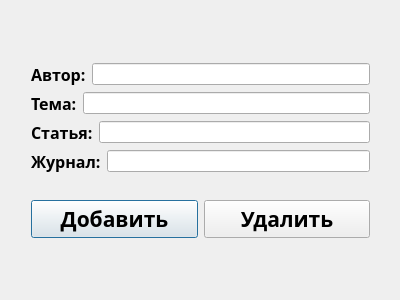
Old version of the form lab1/redact.ui in the repository zmilens/Zagashtokova_181-351_2.
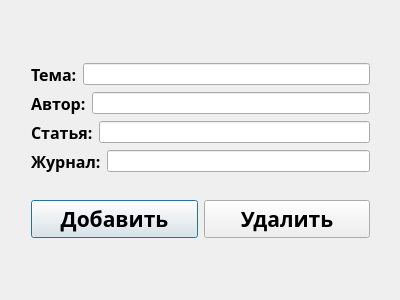
New version of the form.

Diff of the .ui file:
```diff
--- a/lab1/redact.ui
+++ b/lab1/redact.ui
@@ -13,7 +13,7 @@
   <property name="windowTitle">
    <string>redact</string>
   </property>
-  <widget class="QWidget" name="">
+  <widget class="QWidget" name="layoutWidget">
    <property name="geometry">
     <rect>
      <x>20</x>
@@ -25,28 +25,6 @@
    <layout class="QVBoxLayout" name="verticalLayout_2">
     <item>
      <layout class="QVBoxLayout" name="verticalLayout">
-      <item>
-       <layout class="QHBoxLayout" name="horizontalLayout">
-        <item>
-         <widget class="QLabel" name="label">
-          <property name="font">
-           <font>
-            <family>Sitka Small</family>
-            <pointsize>12</pointsize>
-            <weight>75</weight>
-            <bold>true</bold>
-           </font>
-          </property>
-          <property name="text">
-           <string>Автор:</string>
-          </property>
-         </widget>
-        </item>
-        <item>
-         <widget class="QLineEdit" name="lineEdit_4"/>
-        </item>
-       </layout>
-      </item>
       <item>
        <layout class="QHBoxLayout" name="horizontalLayout_2">
         <item>
@@ -65,7 +43,29 @@
          </widget>
         </item>
         <item>
-         <widget class="QLineEdit" name="lineEdit_2"/>
+         <widget class="QLineEdit" name="lineTopic"/>
+        </item>
+       </layout>
+      </item>
+      <item>
+       <layout class="QHBoxLayout" name="horizontalLayout">
+        <item>
+         <widget class="QLabel" name="label">
+          <property name="font">
+           <font>
+            <family>Sitka Small</family>
+            <pointsize>12</pointsize>
+            <weight>75</weight>
+            <bold>true</bold>
+           </font>
+          </property>
+          <property name="text">
+           <string>Автор:</string>
+          </property>
+         </widget>
+        </item>
+        <item>
+         <widget class="QLineEdit" name="lineAuthor"/>
         </item>
        </layout>
       </item>
```
Left out of the diff: 8 changed lines with no effect on the pictures.
